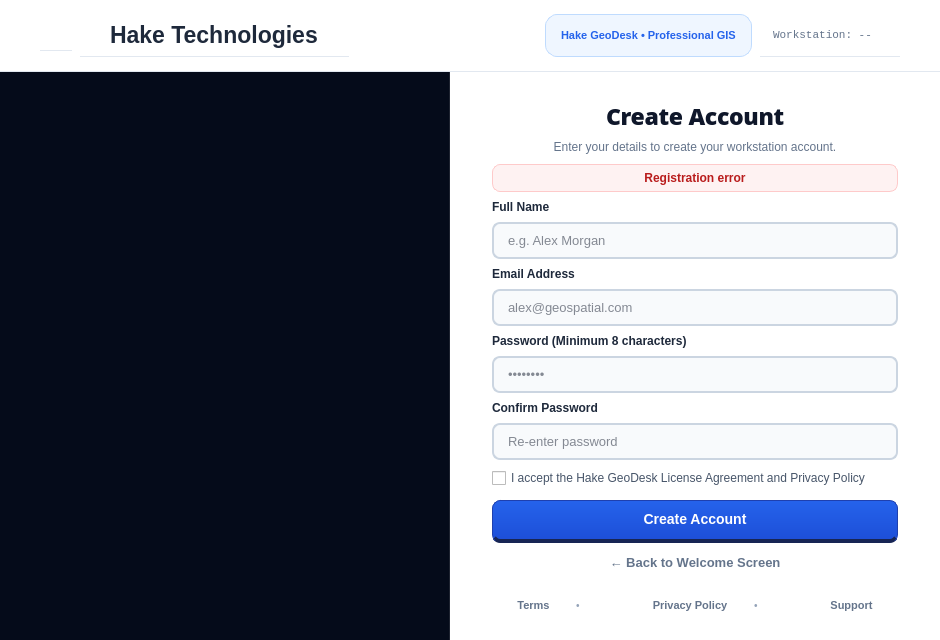
Before: the Qt Designer form src/ui/hakeactivationdialogbase.ui in sagar-singha-roy/hake-gis, drawn with Qt 5.
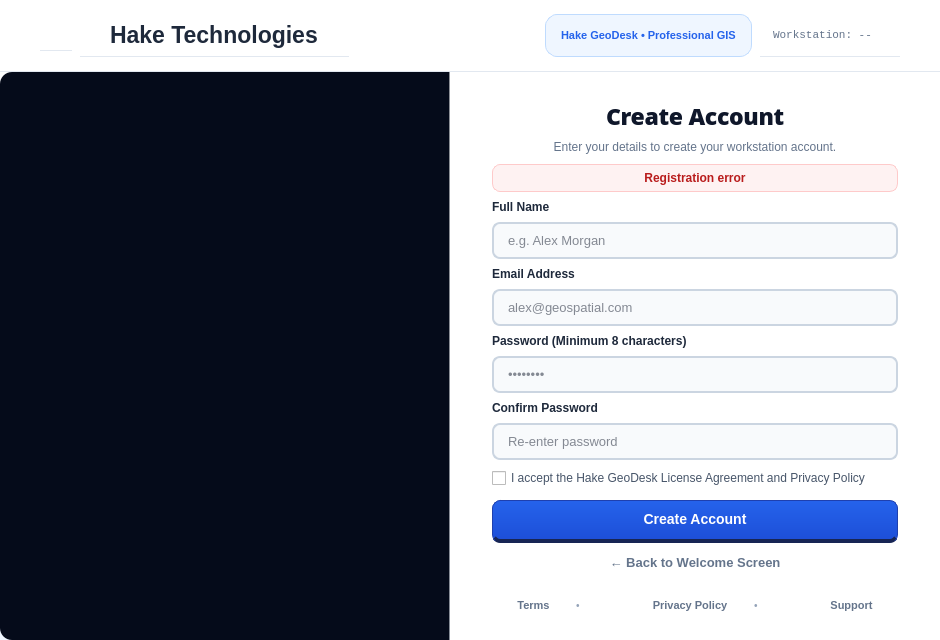
After: the same form once the commit is applied. The open tabs and pages were chosen to show the change.

Commit message: Update Create Account screen with 3D exaggerated world topographic relief map

Diff of the .ui file:
```diff
--- a/src/ui/hakeactivationdialogbase.ui
+++ b/src/ui/hakeactivationdialogbase.ui
@@ -1007,6 +1007,8 @@
             QFrame#panelSignUpHero {
               background: #050b1a;
               border-right: 1px solid rgba(255, 255, 255, 0.1);
+              border-top-left-radius: 12px;
+              border-bottom-left-radius: 12px;
             }
            </string>
           </property>
@@ -1041,7 +1043,7 @@
               <set>Qt::AlignCenter</set>
              </property>
              <property name="styleSheet">
-              <string notr="true">background: transparent;</string>
+              <string notr="true">border-top-left-radius: 12px; border-bottom-left-radius: 12px; background: transparent;</string>
              </property>
              <property name="text">
               <string/>
```
The commit also changes 2 other files.
